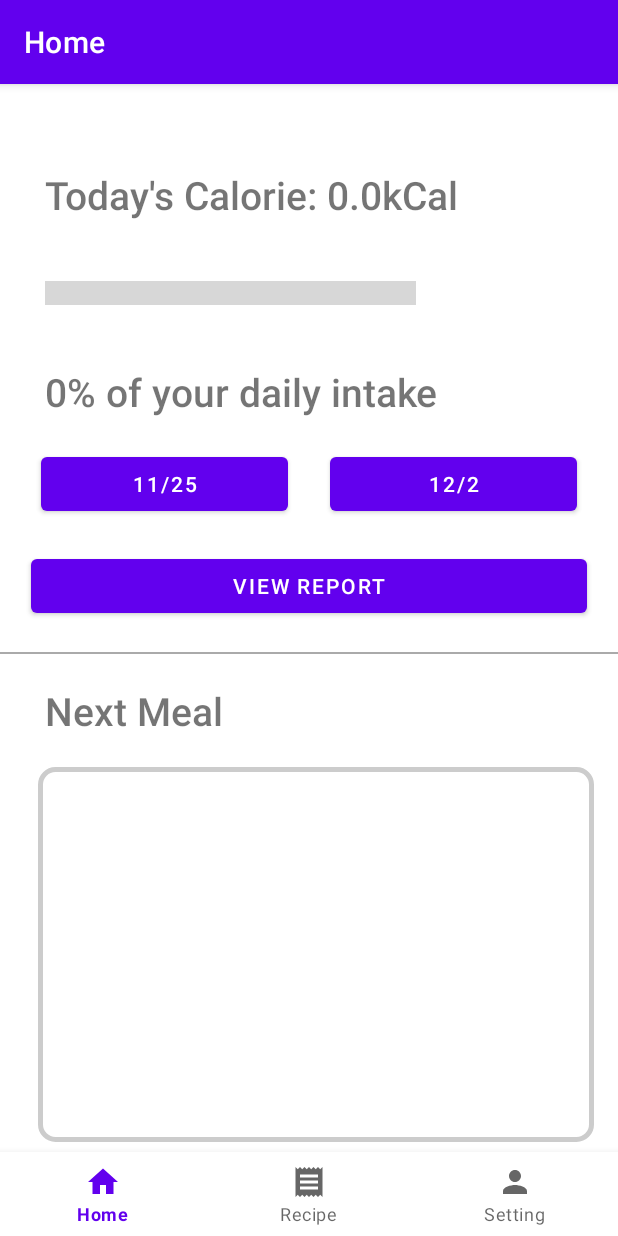
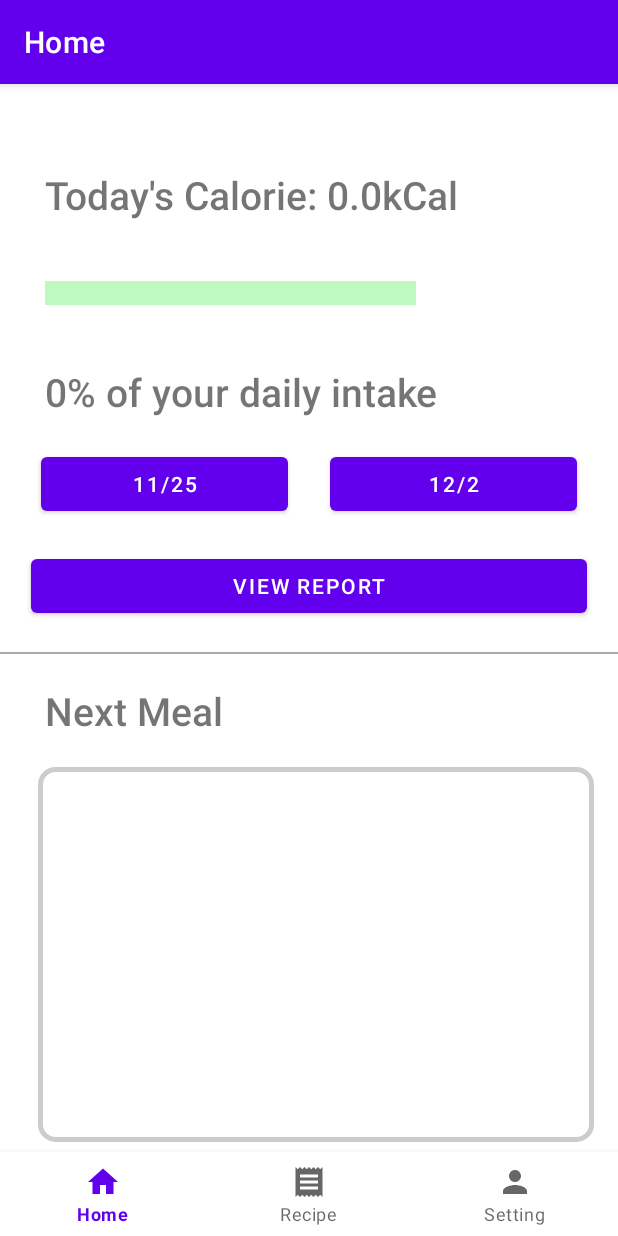
Before and after one commit to JingfeiPeng/cs446_android_team, an Android app: the screen it shows after launch (MainActivity), on a phone screen of 412 x 824 dp. Run offline under Robolectric (Android 15) with nearby library versions, the phone set to English and light mode, and no system bars; our stand-ins replace navigation-ui; 4 statements that could not run were skipped.

Commit message:
add colour to progress bar based on calorie percentage

```diff
--- a/app/build.gradle
+++ b/app/build.gradle
@@ -47,6 +47,7 @@ dependencies {
     implementation 'androidx.navigation:navigation-fragment:2.3.5'
     implementation 'androidx.navigation:navigation-ui:2.3.5'
     implementation 'com.android.support:multidex:1.0.3'
+    implementation 'com.android.support:support-annotations:23.4.0'
 
     //for graph
     implementation 'com.jjoe64:graphview:4.2.2'
--- a/app/src/main/java/com/example/cs446_meal_planner/ui/home/HomeFragment.java
+++ b/app/src/main/java/com/example/cs446_meal_planner/ui/home/HomeFragment.java
@@ -12,7 +12,9 @@ import android.widget.ImageView;
 import android.widget.ProgressBar;
 import android.widget.TextView;
 
+import androidx.annotation.ColorInt;
 import androidx.annotation.NonNull;
+import androidx.core.content.ContextCompat;
 import androidx.fragment.app.Fragment;
 import androidx.lifecycle.ViewModelProvider;
 
@@ -153,6 +155,17 @@ public class HomeFragment extends Fragment {
         calorie_2.setText(percent + "% of your daily intake");
         progressBar.setMax(info.getGoal());
         progressBar.setProgress((int) today);
+        int colour = R.color.red;
+        if (percent < 80) {
+            colour = R.color.green;
+        } else if (percent <= 100) {
+            colour = R.color.orange;
+        }
+        progressBar.getProgressDrawable().setColorFilter(
+                ContextCompat.getColor(getContext(), colour),
+                android.graphics.PorterDuff.Mode.SRC_IN
+        );
+
 
         //set plan
         CalendarDate cur = new CalendarDate(DateTime.now());
--- a/app/src/main/res/values/colors.xml
+++ b/app/src/main/res/values/colors.xml
@@ -9,4 +9,7 @@
     <color name="white">#FFFFFFFF</color>
     <color name="grey">#E4E4E4</color>
     <color name="colorPrimary">#3F51B5</color>
+    <color name="green">#00E60F</color>
+    <color name="red">#EE053B</color>
+    <color name="orange">#FFA406</color>
 </resources>
```
